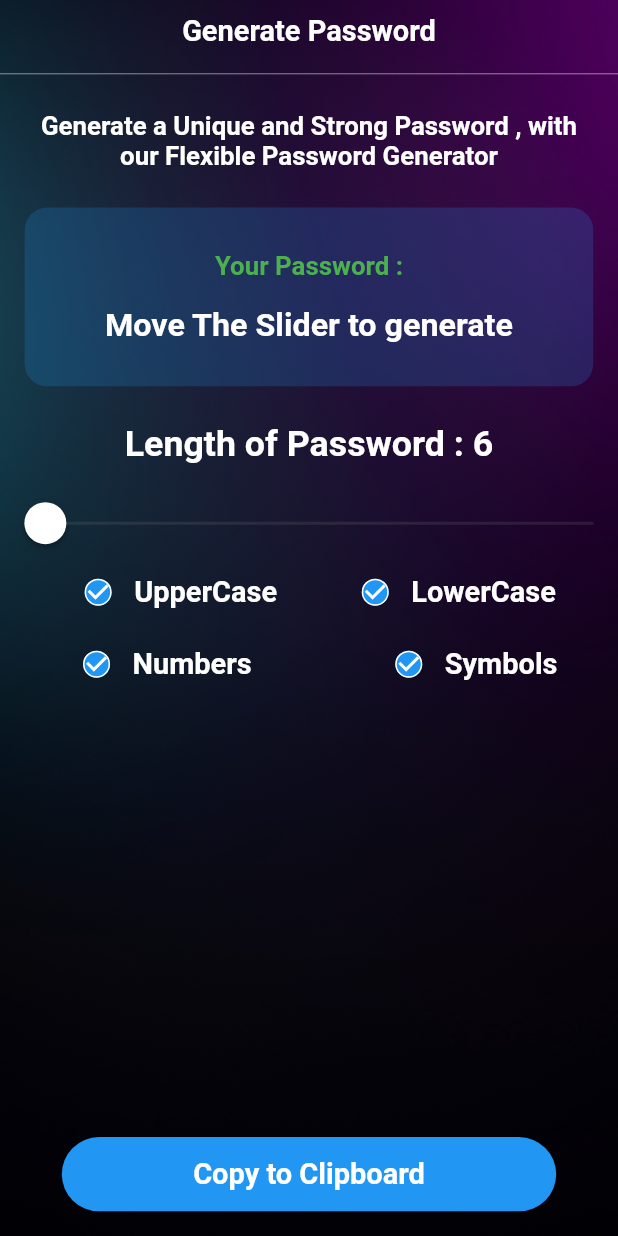
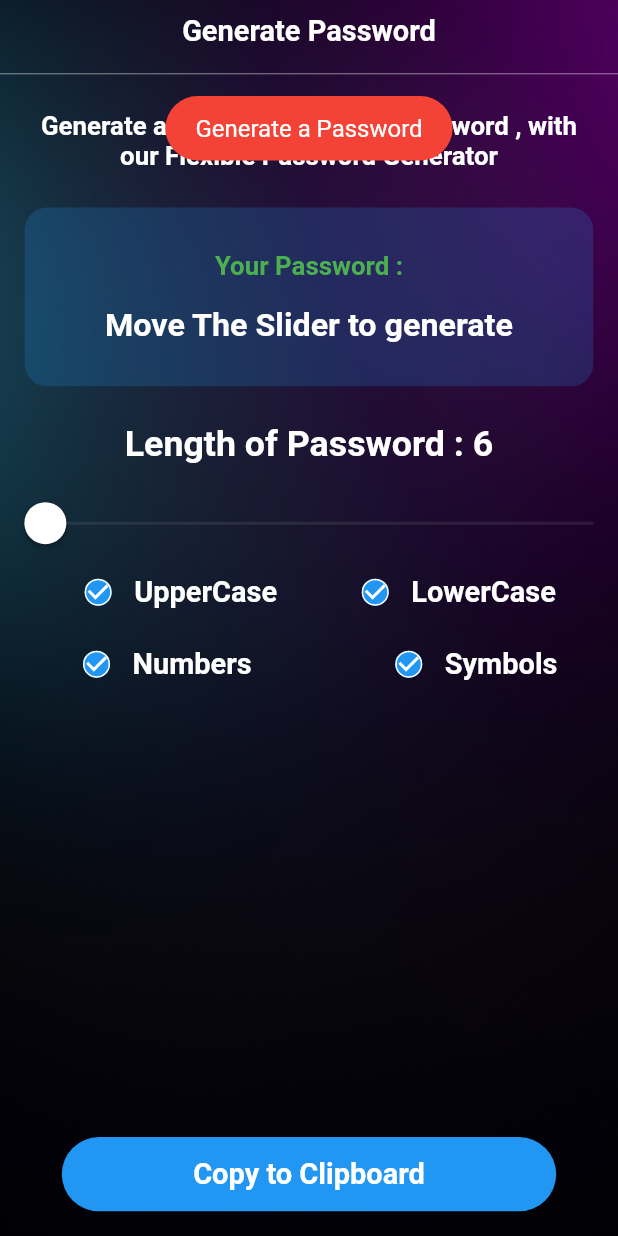
Before and after one commit to ROUNAK-K-JHA-2002/PassBit.dev, a Flutter app: the GeneratePassword screen opened directly, after a tap on "Copy to Clipboard", on a phone screen of 412 x 824 dp. Run offline on Flutter 3.47's test engine with Material 2 defaults, Android fonts, the phone set to English and light mode, and no system bars; our stand-ins replace cached_network_image, cloud_firestore, firebase_auth, firebase_core, flutter_secure_storage, fluttertoast and 4 more; accounts and stored records are empty; network calls fail; Roboto replaces fonts that are missing (Poppins-Regular).

Commit message:
Copy to Clipboard Addded

```diff
--- a/lib/Screens/generate_password.dart
+++ b/lib/Screens/generate_password.dart
@@ -1,6 +1,7 @@
 import 'package:cached_network_image/cached_network_image.dart';
 import 'package:flutter/cupertino.dart';
 import 'package:flutter/material.dart';
+import 'package:flutter/services.dart';
 import 'package:passwordmanager/widgets/bottom_button.dart';
 import 'package:responsive_sizer/responsive_sizer.dart';
 
@@ -322,7 +323,18 @@ class _GeneratePasswordState extends State<GeneratePassword> {
                   );
                 }),
             const Expanded(child: SizedBox()),
-            BottomButton(text: "Copy to Clipboard", onTap: () {})
+            BottomButton(
+                text: "Copy to Clipboard",
+                onTap: () {
+                  if (generatedPassword.value ==
+                      "Move The Slider to generate") {
+                    showError(context, "Generate a Password");
+                  } else {
+                    Clipboard.setData(
+                        ClipboardData(text: generatedPassword.value));
+                    showSuccess(context, "Password Copied");
+                  }
+                })
           ],
         )),
       ),
--- a/lib/Screens/home.dart
+++ b/lib/Screens/home.dart
@@ -6,7 +6,7 @@ import 'package:passwordmanager/Screens/SearchPassword.dart';
 import 'package:passwordmanager/helpers.dart';
 import 'package:responsive_sizer/responsive_sizer.dart';
 
-import '../Services/LocalAuth.dart';
+import '../Services/local_auth.dart';
 import '../Services/User.dart';
 import 'password_screen.dart';
 import 'profile.dart';
--- a/lib/Screens/manage_settings.dart
+++ b/lib/Screens/manage_settings.dart
@@ -3,9 +3,8 @@
 import 'package:flutter/cupertino.dart';
 import 'package:flutter/material.dart';
 import 'package:fluttertoast/fluttertoast.dart';
-import 'package:passwordmanager/Utils/Colors.dart';
 import 'package:responsive_sizer/responsive_sizer.dart';
-import '../Services/LocalAuth.dart';
+import '../Services/local_auth.dart';
 import '../Services/User.dart';
 import '../helpers.dart';
 import '../widgets/bottom_button.dart';
@@ -24,7 +23,7 @@ class _ManageSettingsState extends State<ManageSettings> {
   @override
   Widget build(BuildContext context) {
     return Scaffold(
-      backgroundColor: isOnlineModeAllowed ? bgDarkTheme : bgLightTheme,
+      backgroundColor: Colors.transparent,
       body: Container(
         decoration: BoxDecoration(
             image: DecorationImage(
--- a/lib/Screens/master_password.dart
+++ b/lib/Screens/master_password.dart
@@ -4,7 +4,7 @@ import 'package:passwordmanager/Screens/manage_settings.dart';
 import 'package:passwordmanager/Services/User.dart';
 import 'package:passwordmanager/helpers.dart';
 import 'package:responsive_sizer/responsive_sizer.dart';
-import '../Services/LocalAuth.dart';
+import '../Services/local_auth.dart';
 import '../widgets/bottom_button.dart';
 
 class MasterPassword extends StatefulWidget {
--- a/lib/Services/LocalAuth.dart
+++ b/lib/Services/local_auth.dart
@@ -1,3 +1,4 @@
+import 'package:flutter/cupertino.dart';
 import 'package:flutter/services.dart';
 import 'package:local_auth/local_auth.dart';
 
@@ -20,7 +21,7 @@ class LocalAuth {
           options: const AuthenticationOptions(
               useErrorDialogs: true, stickyAuth: true, biometricOnly: true));
     } on PlatformException catch (e) {
-      print(e);
+      debugPrint(e.toString());
       return false;
     }
   }
--- a/pubspec.yaml
+++ b/pubspec.yaml
@@ -38,6 +38,7 @@ dependencies:
   fluttertoast: ^8.2.1
   google_sign_in: ^6.1.0
   cached_network_image: ^3.2.3
+  cloud_firestore: ^4.7.1
   flutter:
     sdk: flutter
 
@@ -45,7 +46,6 @@ dependencies:
   # The following adds the Cupertino Icons font to your application.
   # Use with the CupertinoIcons class for iOS style icons.
   cupertino_icons: ^1.0.2
-  cloud_firestore: ^4.7.1
 
 dev_dependencies:
   flutter_test:
```
Also changed, not shown: lib/Screens/dashboard.dart (+18 -1 lines), lib/Utils/Colors.dart (deleted, +0 -7 lines).
